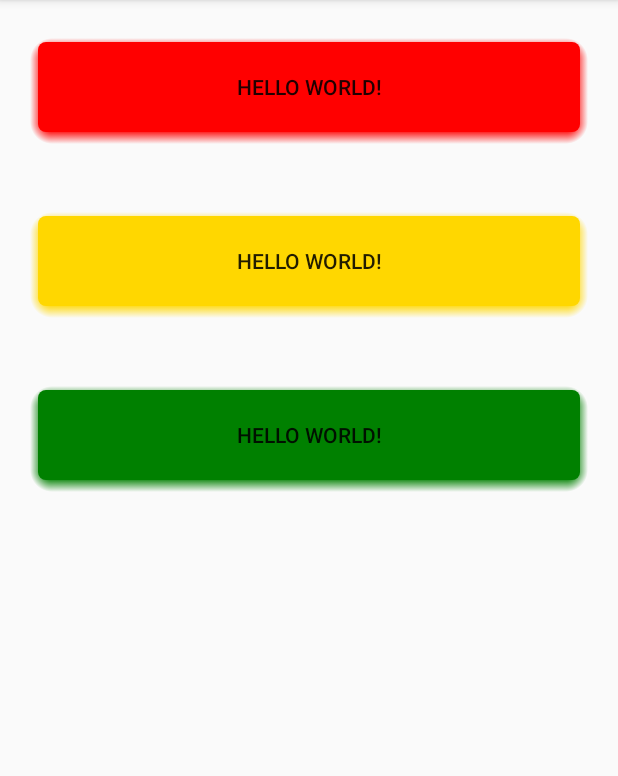
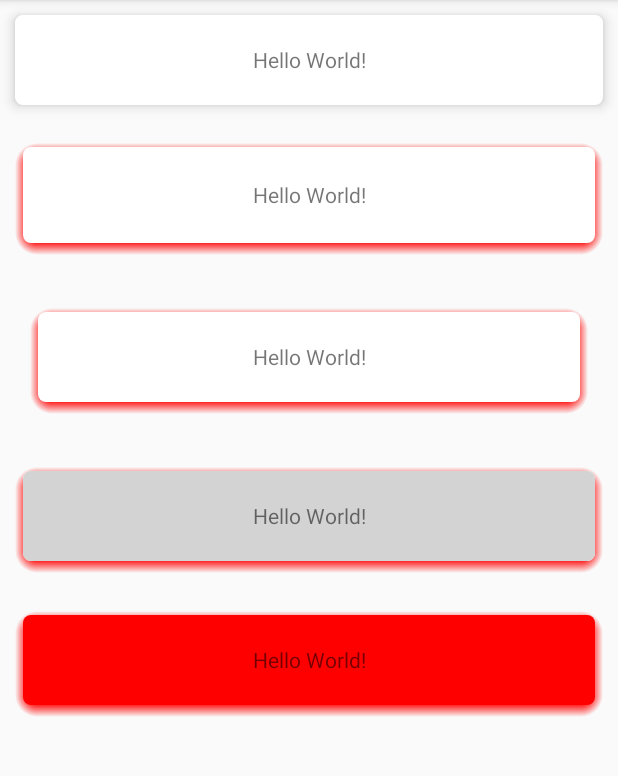
Before and after one commit to zzyyppqq/CardViewShadowColor, an Android app: the screen it shows after launch (MainActivity), on a phone screen of 412 x 824 dp, the part 84-860 px from its top. Run offline under Robolectric (Android 15) with nearby library versions, the phone set to English and light mode, and no system bars.

Commit message:
水波纹

```diff
--- a/app/build.gradle
+++ b/app/build.gradle
@@ -26,4 +26,5 @@ dependencies {
     androidTestImplementation 'com.android.support.test:runner:1.0.2'
     androidTestImplementation 'com.android.support.test.espresso:espresso-core:3.0.2'
     implementation project(':cardview')
+    implementation 'com.android.support:cardview-v7:24.+'
 }
--- /dev/null
+++ b/app/src/main/res/drawable-v21/click_indicator_light.xml
@@ -0,0 +1,5 @@
+<?xml version="1.0" encoding="utf-8"?>
+<ripple
+  xmlns:android="http://schemas.android.com/apk/res/android"
+  android:color="@color/ripple_light">
+</ripple>
--- /dev/null
+++ b/app/src/main/res/drawable-v21/state_list_animator.xml
@@ -0,0 +1,17 @@
+<?xml version="1.0" encoding="utf-8"?>
+<selector xmlns:android="http://schemas.android.com/apk/res/android">
+    <item android:state_enabled="true" android:state_pressed="true">
+        <objectAnimator
+            android:duration="@android:integer/config_shortAnimTime"
+            android:propertyName="translationZ"
+            android:valueTo="3dp"
+            android:valueType="floatType" />
+    </item>
+    <item>
+        <objectAnimator
+            android:duration="@android:integer/config_shortAnimTime"
+            android:propertyName="translationZ"
+            android:valueTo="0dp"
+            android:valueType="floatType" />
+    </item>
+</selector>
--- /dev/null
+++ b/app/src/main/res/drawable/bg_normal.xml
@@ -0,0 +1,9 @@
+<?xml version="1.0" encoding="utf-8"?>
+<shape xmlns:android="http://schemas.android.com/apk/res/android">
+
+    <solid android:color="@color/lightgray"/>
+
+    <corners
+        android:radius="5dp"/>
+
+</shape>
--- /dev/null
+++ b/app/src/main/res/drawable/bg_pressed.xml
@@ -0,0 +1,10 @@
+<?xml version="1.0" encoding="utf-8"?>
+<shape xmlns:android="http://schemas.android.com/apk/res/android">
+
+
+    <solid android:color="@color/gray"/>
+
+    <corners
+        android:radius="5dp"/>
+
+</shape>
--- /dev/null
+++ b/app/src/main/res/drawable/bg_selected.xml
@@ -0,0 +1,8 @@
+<?xml version="1.0" encoding="utf-8"?>
+<selector xmlns:android="http://schemas.android.com/apk/res/android">
+
+    <item android:drawable="@drawable/bg_pressed" android:state_pressed="true"/>
+    <item android:drawable="@drawable/bg_pressed" android:state_focused="true"/>
+    <item android:drawable="@drawable/bg_normal"/>
+
+</selector>
--- /dev/null
+++ b/app/src/main/res/drawable/bg_shape_white.xml
@@ -0,0 +1,6 @@
+<?xml version="1.0" encoding="UTF-8"?>
+<shape xmlns:android="http://schemas.android.com/apk/res/android">
+	<solid android:color="#FFFFFF" />
+	<stroke android:width="1px" android:color="@color/red"/>
+	<corners android:radius="5dp"/>
+</shape>
--- /dev/null
+++ b/app/src/main/res/drawable/click_indicator_light.xml
@@ -0,0 +1,7 @@
+<?xml version="1.0" encoding="utf-8"?>
+<selector xmlns:android="http://schemas.android.com/apk/res/android">
+  <item android:drawable="@color/dark_gray_click" android:state_focused="true" />
+  <item android:drawable="@color/dark_gray_click" android:state_pressed="true" />
+  <item android:drawable="@color/dark_gray_click" android:state_selected="true" />
+  <item android:drawable="@color/transparent" />
+</selector>
--- a/app/src/main/res/layout/activity_main.xml
+++ b/app/src/main/res/layout/activity_main.xml
@@ -8,11 +8,96 @@
     android:orientation="vertical"
     tools:context="com.zyp.cardview.demo.MainActivity">
 
+    <android.support.v7.widget.CardView
+        android:layout_width="match_parent"
+        android:layout_height="wrap_content"
+        android:layout_margin="10dp"
+        android:clickable="true"
+        android:focusable="true"
+        android:foreground="?android:attr/selectableItemBackground"
+        android:stateListAnimator="@drawable/state_list_animator"
+        app:cardBackgroundColor="@color/white"
+        app:cardCornerRadius="5dp"
+        app:cardElevation="5dp"
+        app:cardMaxElevation="5dp"
+        app:cardPreventCornerOverlap="false">
+
+        <TextView
+            android:layout_width="match_parent"
+            android:layout_height="60dp"
+            android:background="@null"
+            android:gravity="center"
+            android:text="Hello World!"/>
+    </android.support.v7.widget.CardView>
+
+
+    <com.zyp.cardview.YcCardView
+        android:layout_width="match_parent"
+        android:layout_height="wrap_content"
+        android:layout_margin="10dp"
+        android:clickable="true"
+        android:focusable="true"
+        android:foreground="?android:attr/selectableItemBackground"
+        app:ycCardCornerRadius="5dp"
+        app:ycCardElevation="5dp"
+        app:ycCardMaxElevation="5dp"
+        app:ycCardPreventCornerOverlap="true"
+        app:ycStartShadowColor="@color/red">
+
+        <TextView
+            android:layout_width="match_parent"
+            android:layout_height="60dp"
+            android:gravity="center"
+            android:text="Hello World!"/>
+    </com.zyp.cardview.YcCardView>
 
     <com.zyp.cardview.YcCardView
         android:layout_width="match_parent"
         android:layout_height="wrap_content"
         android:layout_margin="20dp"
+        app:ycCardCornerRadius="5dp"
+        app:ycCardElevation="5dp"
+        app:ycCardMaxElevation="5dp"
+        app:ycCardPreventCornerOverlap="false"
+        app:ycStartShadowColor="@color/red">
+
+        <TextView
+            android:layout_width="match_parent"
+            android:layout_height="60dp"
+            android:clickable="true"
+            android:focusable="true"
+            android:foreground="?android:attr/selectableItemBackground"
+            android:gravity="center"
+            android:text="Hello World!"/>
+    </com.zyp.cardview.YcCardView>
+
+    <com.zyp.cardview.YcCardView
+        android:layout_width="match_parent"
+        android:layout_height="wrap_content"
+        android:layout_margin="10dp"
+        app:ycCardCornerRadius="5dp"
+        app:ycCardElevation="5dp"
+        app:ycCardMaxElevation="5dp"
+        app:ycCardPreventCornerOverlap="false"
+        app:ycStartShadowColor="@color/red">
+
+        <TextView
+            android:layout_width="match_parent"
+            android:layout_height="60dp"
+            android:background="@drawable/bg_selected"
+            android:clickable="true"
+            android:focusable="true"
+            android:gravity="center"
+            android:text="Hello World!"/>
+    </com.zyp.cardview.YcCardView>
+
+
+    <com.zyp.cardview.YcCardView
+        android:layout_width="match_parent"
+        android:layout_height="wrap_content"
+        android:layout_margin="10dp"
+        android:foreground="@drawable/click_indicator_light"
+        android:stateListAnimator="@drawable/state_list_animator"
         app:ycCardBackgroundColor="@color/red"
         app:ycCardCornerRadius="5dp"
         app:ycCardElevation="5dp"
@@ -20,50 +105,13 @@
         app:ycCardPreventCornerOverlap="false"
         app:ycStartShadowColor="@color/red">
 
-        <Button
+        <TextView
             android:layout_width="match_parent"
             android:layout_height="60dp"
             android:background="@null"
-            android:text="Hello World!"
-            />
-    </com.zyp.cardview.YcCardView>
-
-    <com.zyp.cardview.YcCardView
-        android:layout_width="match_parent"
-        android:layout_height="wrap_content"
-        android:layout_margin="20dp"
-        app:ycCardBackgroundColor="@color/gold"
-        app:ycCardCornerRadius="5dp"
-        app:ycCardElevation="5dp"
-        app:ycCardMaxElevation="5dp"
-        app:ycCardPreventCornerOverlap="false"
-        app:ycStartShadowColor="@color/gold">
-
-        <Button
-            android:layout_width="match_parent"
-            android:layout_height="60dp"
-            android:background="@null"
-            android:text="Hello World!"
-            />
+            android:gravity="center"
+            android:text="Hello World!"/>
     </com.zyp.cardview.YcCardView>
 
 
-    <com.zyp.cardview.YcCardView
-        android:layout_width="match_parent"
-        android:layout_height="wrap_content"
-        android:layout_margin="20dp"
-        app:ycCardBackgroundColor="@color/green"
-        app:ycCardCornerRadius="5dp"
-        app:ycCardElevation="5dp"
-        app:ycCardMaxElevation="5dp"
-        app:ycCardPreventCornerOverlap="false"
-        app:ycStartShadowColor="@color/green">
-
-        <Button
-            android:layout_width="match_parent"
-            android:layout_height="60dp"
-            android:background="@null"
-            android:text="Hello World!"
-            />
-    </com.zyp.cardview.YcCardView>
 </LinearLayout>
--- a/cardview/src/main/res/values/colors.xml
+++ b/app/src/main/res/values/colors_all.xml
@@ -147,6 +147,10 @@
     <color name="navy">#000080</color> <!-- 海军色 -->
     <color name="black">#000000</color> <!-- 黑色 -->
 
+    <color name="dark_gray_click">#1f000000</color>
+    <color name="ripple_light">#1f000000</color>
+    <color name="transparent">#00000000</color>
+
     ---------------------
 
     本文来自 Fade龖龘 的CSDN 博客 ，全文地址请点击：https://blog.csdn.net/qq_36255612/article/details/53606305?utm_source=copy
--- a/cardview/build.gradle
+++ b/cardview/build.gradle
@@ -31,4 +31,6 @@ dependencies {
     testImplementation 'junit:junit:4.12'
     androidTestImplementation 'com.android.support.test:runner:1.0.2'
     androidTestImplementation 'com.android.support.test.espresso:espresso-core:3.0.2'
+
+
 }
--- a/cardview/src/main/java/com/zyp/cardview/YcCardView.java
+++ b/cardview/src/main/java/com/zyp/cardview/YcCardView.java
@@ -76,7 +76,7 @@ public class YcCardView extends FrameLayout {
 
     static {
 //        if (Build.VERSION.SDK_INT >= 21) {
-//            IMPL = new CardViewApi21();
+//            IMPL = new YcCardViewApi21();
 //        } else
         if (Build.VERSION.SDK_INT >= 17) {
             IMPL = new YcCardViewJellybeanMr1();
```
